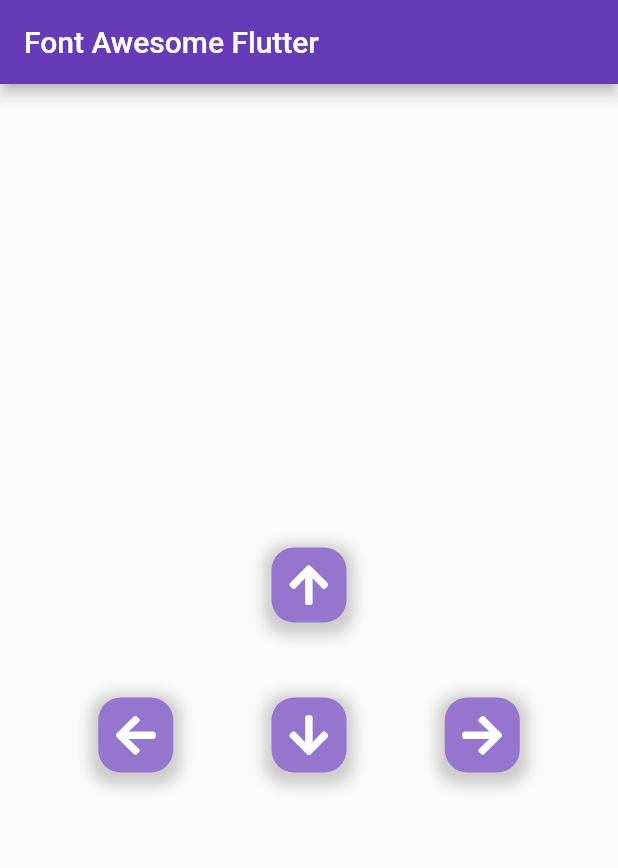
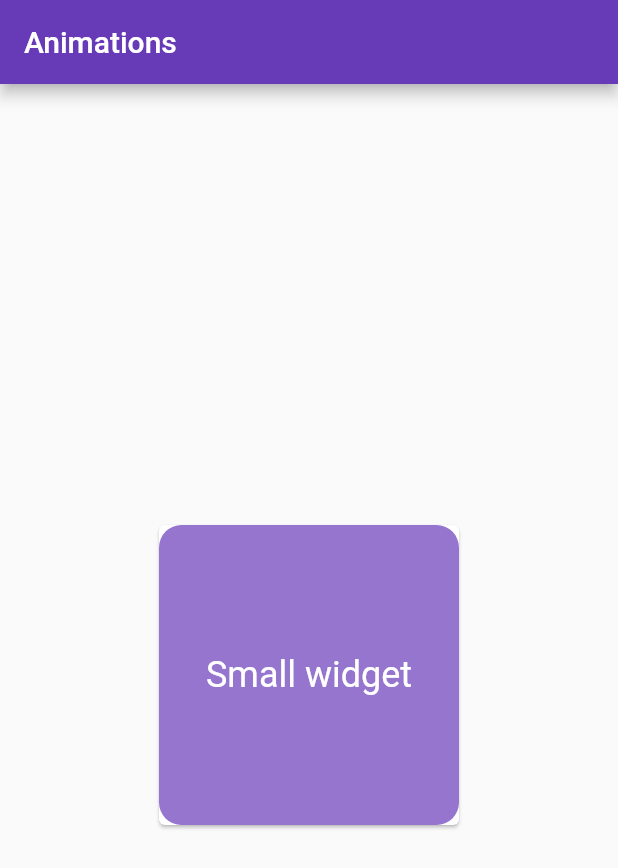
Before and after one commit to md-siam/package_of_the_day, a Flutter app: the screen it shows after launch, on a phone screen of 412 x 824 dp. Shown: the top 868 px of the screen. Run offline on Flutter 3.47's test engine with Material 2 defaults, Android fonts, the phone set to English and light mode, and no system bars; our stand-ins replace avatar_glow, font_awesome_flutter, google_fonts, liquid_pull_to_refresh, percent_indicator, smooth_page_indicator; missing offline and left inert: flutter_carousel_slider.

Commit message:
animations

```diff
--- /dev/null
+++ b/lib/8_animations/animations.dart
@@ -0,0 +1,73 @@
+import 'package:animations/animations.dart';
+import 'package:flutter/material.dart';
+
+class MyAnimations extends StatelessWidget {
+  const MyAnimations({Key? key}) : super(key: key);
+
+  @override
+  Widget build(BuildContext context) {
+    return Scaffold(
+      appBar: AppBar(
+        title: const Text('Animations'),
+      ),
+      body: Center(
+        child: Column(
+          mainAxisAlignment: MainAxisAlignment.center,
+          children: [
+            const SizedBox(height: 20),
+            OpenContainer(
+              openColor: Colors.deepPurple.shade900,
+              transitionDuration: const Duration(seconds: 1),
+              transitionType: ContainerTransitionType.fadeThrough,
+              closedBuilder: (context, action) {
+                return Container(
+                  height: 200,
+                  width: 200,
+                  decoration: BoxDecoration(
+                    color: Colors.deepPurple[300],
+                    borderRadius: BorderRadius.circular(15),
+                  ),
+                  child: const Center(
+                    child: Text(
+                      'Small widget',
+                      style: TextStyle(color: Colors.white, fontSize: 24),
+                    ),
+                  ),
+                );
+              },
+              openBuilder: (context, action) {
+                return Column(
+                  mainAxisAlignment: MainAxisAlignment.spaceEvenly,
+                  children: [
+                    Center(
+                      child: Container(
+                        height: 300,
+                        width: 300,
+                        decoration: BoxDecoration(
+                          color: Colors.deepPurple[300],
+                          borderRadius: BorderRadius.circular(15),
+                        ),
+                        child: const Center(
+                          child: Text(
+                            'Big screen',
+                            style: TextStyle(color: Colors.white, fontSize: 24),
+                          ),
+                        ),
+                      ),
+                    ),
+                    FloatingActionButton(
+                      onPressed: () {
+                        Navigator.pop(context);
+                      },
+                      child: const Icon(Icons.arrow_back),
+                    ),
+                  ],
+                );
+              },
+            ),
+          ],
+        ),
+      ),
+    );
+  }
+}
--- a/lib/main.dart
+++ b/lib/main.dart
@@ -23,7 +23,8 @@ class MyApp extends StatelessWidget {
       //home: const MyPercentIndicator(),
       //home: const MyCarouselSlider(),
       //home: MySmoothPageIndicator(),
-      home: const MyFontAwesome(),
+      //home: const MyFontAwesome(),
+      home: MyAnimations(),
     );
   }
 }
--- a/lib/routes.dart
+++ b/lib/routes.dart
@@ -5,3 +5,4 @@ export '4_percent_indicator/percent_indicator.dart';
 export '5_carousel_slider/carousel_slider.dart';
 export '6_smooth_page_indicator/smooth_page_indicator.dart';
 export '7_font_awesome_flutter/font_awesome_flutter.dart';
+export '8_animations/animations.dart';
--- a/pubspec.yaml
+++ b/pubspec.yaml
@@ -31,6 +31,8 @@ dependencies:
   smooth_page_indicator: ^1.0.0+2
   # For awesome icons
   font_awesome_flutter: ^9.2.0
+  # For pre-built Animations
+  animations: ^2.0.2
 
 dev_dependencies:
   # The "flutter_lints" package below contains a set of recommended lints to
```
Also changed, not shown: pubspec.lock, 2 other files.
